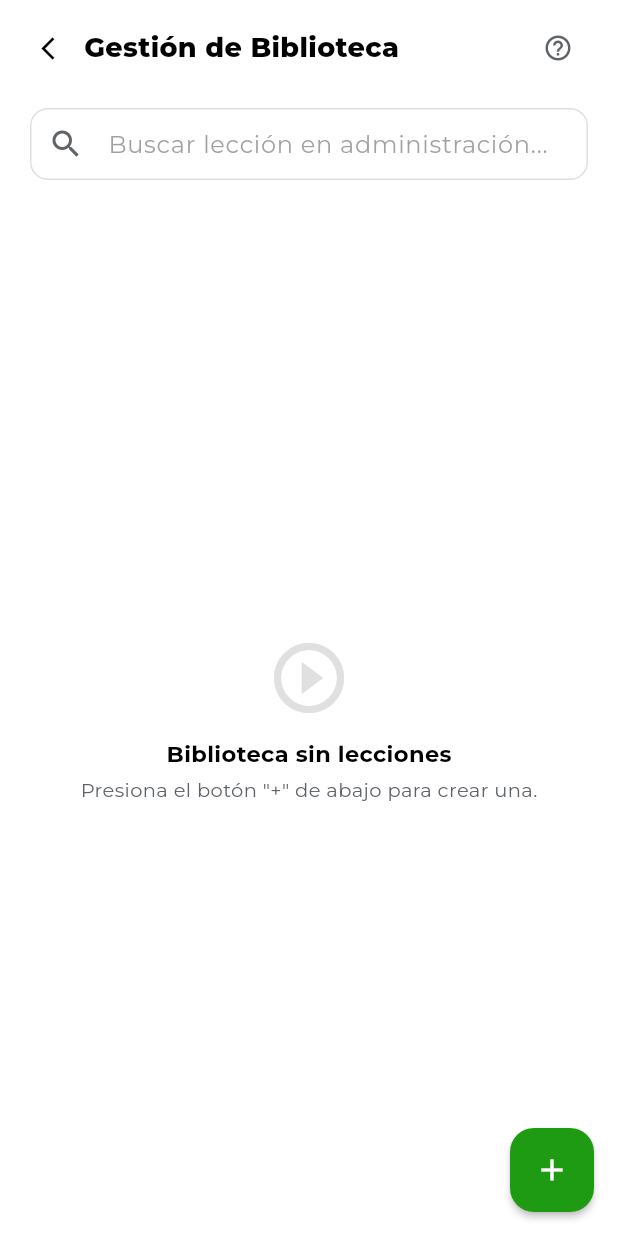
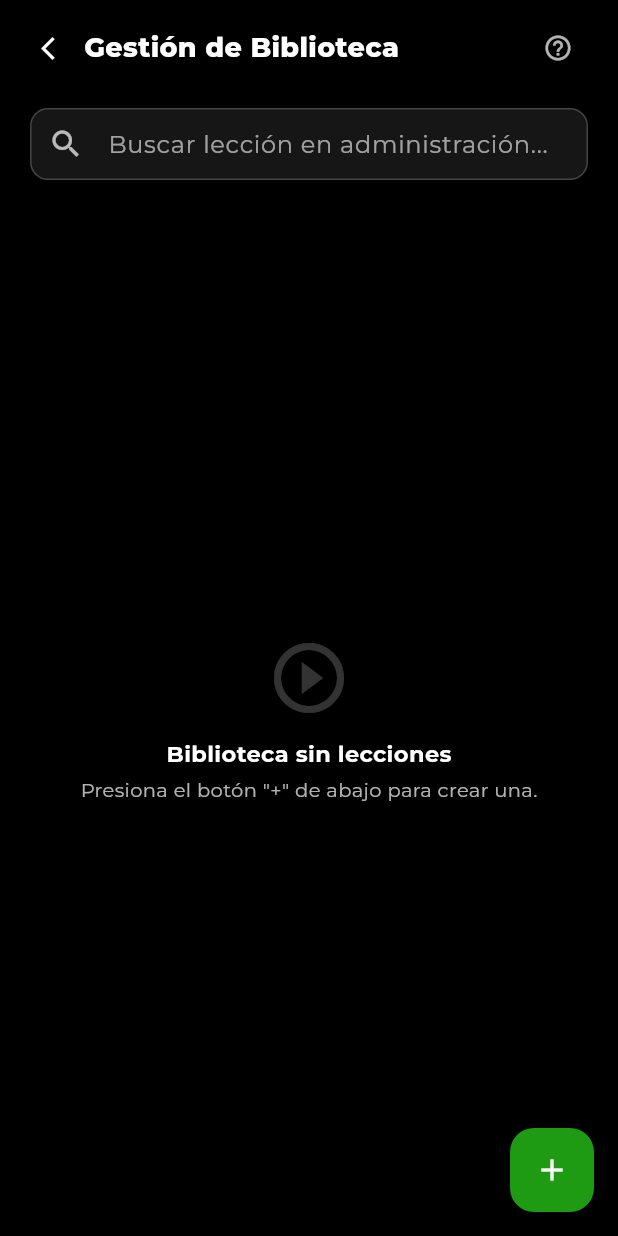
Before and after one commit to jumpercusco-ux/ginga-app, a Flutter app: the InstructorTutorialesScreen screen opened by its route, on a phone screen of 412 x 824 dp. Run offline on Flutter 3.47's test engine with Material 3 defaults, Android fonts, the phone set to English and light mode, and no system bars; our stand-ins replace cached_network_image, cloud_firestore, firebase_auth, firebase_core, firebase_messaging, firebase_storage and 12 more; missing offline and left inert: firebase_app_check, mobile_scanner; accounts and stored records are empty.

Commit message:
Dark-theme the library management and lesson editor screens
Applies the fixed dark palette to instructor_tutoriales_screen (lesson
list, search bar, delete dialog) and crear_tutorial_screen (video/image
pickers, form fields, dropdowns with their popup menus, visibility
switch card) — covers both create and edit lesson flows.

```diff
--- a/lib/features/instructor/instructor_tutoriales_screen.dart
+++ b/lib/features/instructor/instructor_tutoriales_screen.dart
@@ -5,6 +5,12 @@ import 'package:go_router/go_router.dart';
 import '../../core/theme/ginga_theme.dart';
 import '../../core/services/tutoriales_service.dart';
 import '../biblioteca/widgets/tutorial_thumbnail.dart';
+
+// Paleta oscura fija — mismo tratamiento que el resto del flujo de profesor.
+const Color _kFondoOscuro = Colors.black;
+const Color _kTarjetaOscura = Color(0xFF161616);
+const Color _kBordeOscuro = Color(0x33FFFFFF);
+const Color _kTextoSecundarioOscuro = Colors.white70;
 
 class InstructorTutorialesScreen extends StatefulWidget {
   const InstructorTutorialesScreen({super.key});
@@ -22,20 +28,22 @@ class _InstructorTutorialesScreenState extends State<InstructorTutorialesScreen>
       context: context,
       builder: (BuildContext ctx) {
         return AlertDialog(
+          backgroundColor: _kTarjetaOscura,
           shape: RoundedRectangleBorder(
             borderRadius: BorderRadius.circular(GingaRadius.lg),
+            side: const BorderSide(color: _kBordeOscuro),
           ),
           title: Text(
             '¿Eliminar lección?',
             style: GoogleFonts.montserrat(
               fontWeight: FontWeight.w800,
-              color: GingaColors.textPrimary,
+              color: Colors.white,
             ),
           ),
           content: Text(
             '¿Estás seguro de que deseas eliminar la lección "$titulo"? Esta acción no se puede deshacer y desaparecerá de la biblioteca de alumnos.',
             style: GoogleFonts.montserrat(
-              color: GingaColors.textSecondary,
+              color: _kTextoSecundarioOscuro,
               height: 1.4,
             ),
           ),
@@ -46,7 +54,7 @@ class _InstructorTutorialesScreenState extends State<InstructorTutorialesScreen>
                 'Cancelar',
                 style: GoogleFonts.montserrat(
                   fontWeight: FontWeight.w700,
-                  color: GingaColors.textSecondary,
+                  color: _kTextoSecundarioOscuro,
                 ),
               ),
             ),
@@ -106,7 +114,7 @@ class _InstructorTutorialesScreenState extends State<InstructorTutorialesScreen>
   @override
   Widget build(BuildContext context) {
     return Scaffold(
-      backgroundColor: GingaColors.backgroundLight,
+      backgroundColor: _kFondoOscuro,
       body: SafeArea(
         child: Column(
           crossAxisAlignment: CrossAxisAlignment.start,
@@ -118,7 +126,7 @@ class _InstructorTutorialesScreenState extends State<InstructorTutorialesScreen>
                 children: [
                   IconButton(
                     onPressed: () => Navigator.of(context).pop(),
-                    icon: Icon(Icons.arrow_back_ios_new, size: 18, color: GingaColors.textPrimary),
+                    icon: Icon(Icons.arrow_back_ios_new, size: 18, color: Colors.white),
                   ),
                   Expanded(
                     child: Text(
@@ -126,13 +134,13 @@ class _InstructorTutorialesScreenState extends State<InstructorTutorialesScreen>
                       style: GoogleFonts.montserrat(
                         fontSize: 18,
                         fontWeight: FontWeight.w800,
-                        color: GingaColors.textPrimary,
+                        color: Colors.white,
                       ),
                     ),
                   ),
                   IconButton(
                     onPressed: () {},
-                    icon: Icon(Icons.help_outline, color: GingaColors.textSecondary, size: 20),
+                    icon: Icon(Icons.help_outline, color: _kTextoSecundarioOscuro, size: 20),
                   ),
                 ],
               ),
@@ -144,6 +152,7 @@ class _InstructorTutorialesScreenState extends State<InstructorTutorialesScreen>
               padding: const EdgeInsets.symmetric(horizontal: 20, vertical: 4),
               child: TextField(
                 controller: _searchController,
+                style: GoogleFonts.montserrat(color: Colors.white),
                 onChanged: (value) {
                   setState(() {
                     _searchQuery = value;
@@ -151,11 +160,11 @@ class _InstructorTutorialesScreenState extends State<InstructorTutorialesScreen>
                 },
                 decoration: InputDecoration(
                   hintText: 'Buscar lección en administración...',
-                  hintStyle: GoogleFonts.montserrat(color: GingaColors.textSecondary.withOpacity(0.6)),
-                  prefixIcon: Icon(Icons.search, color: GingaColors.textSecondary),
+                  hintStyle: GoogleFonts.montserrat(color: _kTextoSecundarioOscuro.withOpacity(0.6)),
+                  prefixIcon: Icon(Icons.search, color: _kTextoSecundarioOscuro),
                   suffixIcon: _searchQuery.isNotEmpty
                       ? IconButton(
-                          icon: const Icon(Icons.clear, size: 18),
+                          icon: const Icon(Icons.clear, size: 18, color: Colors.white),
                           onPressed: () {
                             _searchController.clear();
                             setState(() {
@@ -165,15 +174,15 @@ class _InstructorTutorialesScreenState extends State<InstructorTutorialesScreen>
                         )
                       : null,
                   filled: true,
-                  fillColor: Colors.white,
+                  fillColor: _kTarjetaOscura,
                   contentPadding: const EdgeInsets.symmetric(vertical: 0),
                   border: OutlineInputBorder(
                     borderRadius: BorderRadius.circular(GingaRadius.md),
-                    borderSide: BorderSide(color: GingaColors.borderLight),
+                    borderSide: BorderSide(color: _kBordeOscuro),
                   ),
                   enabledBorder: OutlineInputBorder(
                     borderRadius: BorderRadius.circular(GingaRadius.md),
-                    borderSide: BorderSide(color: GingaColors.borderLight),
+                    borderSide: BorderSide(color: _kBordeOscuro),
                   ),
                   focusedBorder: OutlineInputBorder(
                     borderRadius: BorderRadius.circular(GingaRadius.md),
@@ -203,14 +212,14 @@ class _InstructorTutorialesScreenState extends State<InstructorTutorialesScreen>
                       child: Column(
                         mainAxisAlignment: MainAxisAlignment.center,
                         children: [
-                          Icon(Icons.play_circle_outline, size: 56, color: GingaColors.borderLight),
+                          Icon(Icons.play_circle_outline, size: 56, color: _kBordeOscuro),
                           const SizedBox(height: 12),
                           Text(
                             'Biblioteca sin lecciones',
                             style: GoogleFonts.montserrat(
                               fontSize: 15,
                               fontWeight: FontWeight.w700,
-                              color: GingaColors.textPrimary,
+                              color: Colors.white,
                             ),
                           ),
                           const SizedBox(height: 4),
@@ -218,7 +227,7 @@ class _InstructorTutorialesScreenState extends State<InstructorTutorialesScreen>
                             'Presiona el botón "+" de abajo para crear una.',
                             style: GoogleFonts.montserrat(
                               fontSize: 13,
-                              color: GingaColors.textSecondary,
+                              color: _kTextoSecundarioOscuro,
                             ),
                           ),
                         ],
@@ -238,7 +247,7 @@ class _InstructorTutorialesScreenState extends State<InstructorTutorialesScreen>
                     return Center(
                       child: Text(
                         'No hay resultados que coincidan con la búsqueda.',
-                        style: GoogleFonts.montserrat(color: GingaColors.textSecondary),
+                        style: GoogleFonts.montserrat(color: _kTextoSecundarioOscuro),
                       ),
                     );
                   }
@@ -260,9 +269,9 @@ class _InstructorTutorialesScreenState extends State<InstructorTutorialesScreen>
                       return Container(
                         margin: const EdgeInsets.symmetric(vertical: 6),
                         decoration: BoxDecoration(
-                          color: Colors.white,
+                          color: _kTarjetaOscura,
                           borderRadius: BorderRadius.circular(GingaRadius.lg),
-                          border: Border.all(color: GingaColors.borderLight),
+                          border: Border.all(color: _kBordeOscuro),
                           boxShadow: [
                             BoxShadow(
                               color: Colors.black.withOpacity(0.015),
@@ -304,7 +313,7 @@ class _InstructorTutorialesScreenState extends State<InstructorTutorialesScreen>
                                         style: GoogleFonts.montserrat(
                                           fontSize: 14,
                                           fontWeight: FontWeight.w700,
-                                          color: GingaColors.textPrimary,
+                                          color: Colors.white,
                                         ),
                                         maxLines: 1,
                                         overflow: TextOverflow.ellipsis,
@@ -317,12 +326,12 @@ class _InstructorTutorialesScreenState extends State<InstructorTutorialesScreen>
                                             decoration: BoxDecoration(
                                               color: visible
                                                   ? GingaColors.brandGreen.withOpacity(0.08)
-                                                  : GingaColors.textSecondary.withOpacity(0.08),
+                                                  : _kTextoSecundarioOscuro.withOpacity(0.08),
                                               borderRadius: BorderRadius.circular(4),
                                               border: Border.all(
                                                 color: visible
                                                     ? GingaColors.brandGreen.withOpacity(0.2)
-                                                    : GingaColors.textSecondary.withOpacity(0.2),
+                                                    : _kTextoSecundarioOscuro.withOpacity(0.2),
                                                 width: 0.5,
                                               ),
                                             ),
@@ -333,7 +342,7 @@ class _InstructorTutorialesScreenState extends State<InstructorTutorialesScreen>
                                                 fontWeight: FontWeight.w800,
                                                 color: visible
                                                     ? GingaColors.brandGreen
-                                                    : GingaColors.textSecondary,
+                                                    : _kTextoSecundarioOscuro,
                                               ),
                                             ),
                                           ),
@@ -341,7 +350,7 @@ class _InstructorTutorialesScreenState extends State<InstructorTutorialesScreen>
                                           Container(
                                             padding: const EdgeInsets.symmetric(horizontal: 6, vertical: 2),
                                             decoration: BoxDecoration(
-                                              color: GingaColors.cardLight,
+                                              color: _kTarjetaOscura,
                                               borderRadius: BorderRadius.circular(4),
                                             ),
                                             child: Text(
@@ -363,7 +372,7 @@ class _InstructorTutorialesScreenState extends State<InstructorTutorialesScreen>
                                             '$categoria • $duracion',
                                             style: GoogleFonts.montserrat(
                                               fontSize: 11,
-                                              color: GingaColors.textSecondary,
+                                              color: _kTextoSecundarioOscuro,
                                               fontWeight: FontWeight.w600,
                                             ),
                                             maxLines: 1,
```
Also changed, not shown: lib/features/instructor/crear_tutorial_screen.dart (+39 -27 lines).
